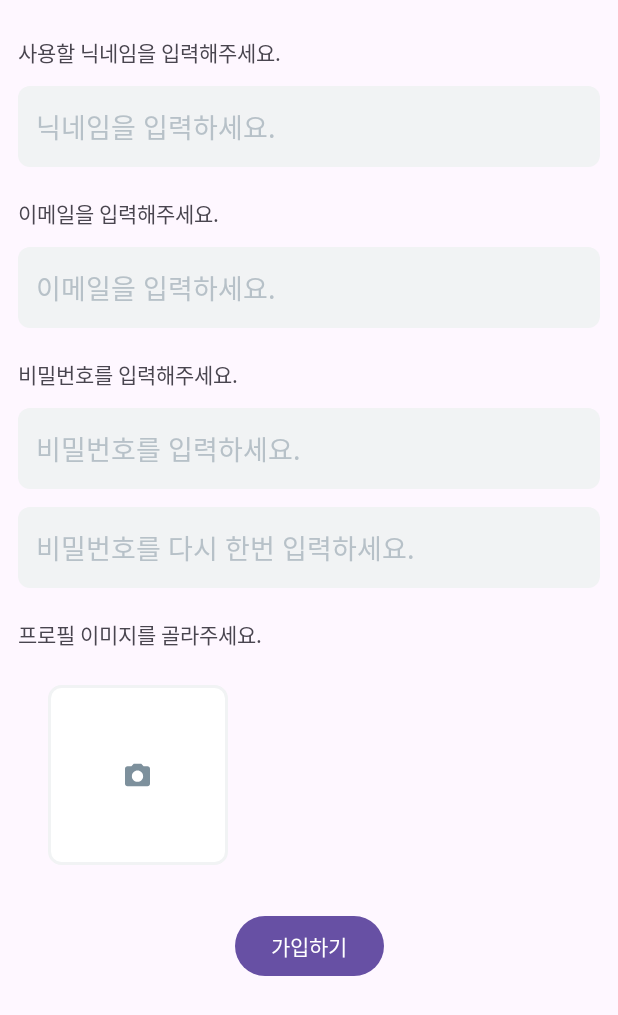
After one commit to new-year-hackathon-team-g/TheTheThe-Android, an Android app: the fragment SignUpFragment shown on its own in the app's theme, on a phone screen of 412 x 824 dp. The commit adds this screen. Shown: the top 1015 px of the screen. Run offline under Robolectric (Android 15) with nearby library versions, the phone set to English and light mode, and no system bars.

Commit message:
러프한 SignUpFragment 구현

```diff
--- /dev/null
+++ b/app/src/main/java/com/soopeach/thethethe_android/signup/SignUpFragment.kt
@@ -0,0 +1,28 @@
+package com.soopeach.thethethe_android.signup
+
+import android.os.Bundle
+import androidx.fragment.app.Fragment
+import android.view.LayoutInflater
+import android.view.View
+import android.view.ViewGroup
+import com.soopeach.thethethe_android.databinding.FragmentSignUpBinding
+
+class SignUpFragment : Fragment() {
+
+    private var _binding: FragmentSignUpBinding? = null
+    private val binding
+        get() = requireNotNull(_binding)
+
+    override fun onCreateView(
+        inflater: LayoutInflater, container: ViewGroup?,
+        savedInstanceState: Bundle?
+    ): View {
+        _binding = FragmentSignUpBinding.inflate(inflater, container, false)
+        return binding.root
+    }
+
+    override fun onViewCreated(view: View, savedInstanceState: Bundle?) {
+        super.onViewCreated(view, savedInstanceState)
+    }
+
+}
--- /dev/null
+++ b/app/src/main/res/drawable/bg_rounded_border_8_grey100.xml
@@ -0,0 +1,11 @@
+<?xml version="1.0" encoding="utf-8"?>
+<selector >
+    <item xmlns:android="http://schemas.android.com/apk/res/android">
+        <shape android:shape="rectangle">
+            <solid android:color="@color/white" />
+            <corners android:radius="8dp" />
+            <stroke android:color="@color/grey100"
+                android:width="2dp"/>
+        </shape>
+    </item>
+</selector>
--- /dev/null
+++ b/app/src/main/res/drawable/camera_icon.xml
@@ -0,0 +1,9 @@
+<vector xmlns:android="http://schemas.android.com/apk/res/android"
+    android:width="18dp"
+    android:height="16dp"
+    android:viewportWidth="18"
+    android:viewportHeight="16">
+    <path
+        android:pathData="M9,12.583C10.042,12.583 10.927,12.219 11.656,11.489C12.386,10.76 12.75,9.874 12.75,8.833C12.75,7.792 12.385,6.906 11.656,6.177C10.926,5.447 10.041,5.083 9,5.083C7.958,5.083 7.073,5.448 6.343,6.177C5.614,6.907 5.249,7.792 5.25,8.833C5.25,9.875 5.615,10.761 6.344,11.49C7.073,12.219 7.959,12.584 9,12.583ZM2.333,15.5C1.875,15.5 1.482,15.337 1.156,15.01C0.829,14.683 0.666,14.291 0.667,13.833V3.833C0.667,3.375 0.83,2.983 1.157,2.656C1.483,2.329 1.875,2.166 2.333,2.167H4.958L6.5,0.5H11.5L13.042,2.167H15.667C16.125,2.167 16.517,2.33 16.844,2.657C17.171,2.983 17.334,3.376 17.333,3.833V13.833C17.333,14.292 17.17,14.684 16.843,15.011C16.517,15.337 16.124,15.501 15.667,15.5H2.333Z"
+        android:fillColor="#7D909C"/>
+</vector>
--- /dev/null
+++ b/app/src/main/res/layout/fragment_sign_up.xml
@@ -0,0 +1,126 @@
+<?xml version="1.0" encoding="utf-8"?>
+<androidx.constraintlayout.widget.ConstraintLayout xmlns:android="http://schemas.android.com/apk/res/android"
+    xmlns:app="http://schemas.android.com/apk/res-auto"
+    xmlns:tools="http://schemas.android.com/tools"
+    android:layout_width="match_parent"
+    android:layout_height="match_parent"
+    android:layout_marginHorizontal="12dp"
+    android:layout_marginTop="12dp"
+    tools:context=".signup.SignUpFragment">
+
+    <TextView
+        android:id="@+id/nickname"
+        android:layout_width="0dp"
+        android:layout_height="wrap_content"
+        android:layout_marginTop="12dp"
+        android:text="사용할 닉네임을 입력해주세요."
+        app:layout_constraintEnd_toEndOf="parent"
+        app:layout_constraintStart_toStartOf="parent"
+        app:layout_constraintTop_toTopOf="parent" />
+
+    <com.soopeach.thethethe_android.custom.InputEditText
+        android:id="@+id/nickname_edit_text"
+        android:layout_width="0dp"
+        android:layout_height="wrap_content"
+        android:layout_marginTop="12dp"
+        app:inputEditTextHint="닉네임을 입력하세요."
+        app:layout_constraintEnd_toEndOf="parent"
+        app:layout_constraintStart_toStartOf="parent"
+        app:layout_constraintTop_toBottomOf="@id/nickname" />
+
+    <TextView
+        android:id="@+id/email"
+        android:layout_width="0dp"
+        android:layout_height="wrap_content"
+        android:layout_marginTop="20dp"
+        android:text="이메일을 입력해주세요."
+        app:layout_constraintEnd_toEndOf="parent"
+        app:layout_constraintStart_toStartOf="parent"
+        app:layout_constraintTop_toBottomOf="@id/nickname_edit_text" />
+
+    <com.soopeach.thethethe_android.custom.InputEditText
+        android:id="@+id/email_edit_text"
+        android:layout_width="0dp"
+        android:layout_height="wrap_content"
+        android:layout_marginTop="12dp"
+        app:inputEditTextHint="이메일을 입력하세요."
+        app:layout_constraintEnd_toEndOf="parent"
+        app:layout_constraintStart_toStartOf="parent"
+        app:layout_constraintTop_toBottomOf="@id/email" />
+
+    <TextView
+        android:id="@+id/password"
+        android:layout_width="0dp"
+        android:layout_height="wrap_content"
+        android:layout_marginTop="20dp"
+        android:text="비밀번호를 입력해주세요."
+        app:layout_constraintEnd_toEndOf="parent"
+        app:layout_constraintStart_toStartOf="parent"
+        app:layout_constraintTop_toBottomOf="@id/email_edit_text" />
+
+    <com.soopeach.thethethe_android.custom.InputEditText
+        android:id="@+id/password_edit_text"
+        android:layout_width="0dp"
+        android:layout_height="wrap_content"
+        android:layout_marginTop="12dp"
+        app:inputEditTextHint="비밀번호를 입력하세요."
+        app:layout_constraintEnd_toEndOf="parent"
+        app:layout_constraintStart_toStartOf="parent"
+        app:layout_constraintTop_toBottomOf="@id/password" />
+
+    <com.soopeach.thethethe_android.custom.InputEditText
+        android:id="@+id/password_check_edit_text"
+        android:layout_width="0dp"
+        android:layout_height="wrap_content"
+        android:layout_marginTop="12dp"
+        app:inputEditTextHint="비밀번호를 다시 한번 입력하세요."
+        app:layout_constraintEnd_toEndOf="parent"
+        app:layout_constraintStart_toStartOf="parent"
+        app:layout_constraintTop_toBottomOf="@id/password_edit_text" />
+
+    <TextView
+        android:id="@+id/profile"
+        android:layout_width="0dp"
+        android:layout_height="wrap_content"
+        android:layout_marginTop="20dp"
+        android:text="프로필 이미지를 골라주세요."
+        app:layout_constraintEnd_toEndOf="parent"
+        app:layout_constraintStart_toStartOf="parent"
+        app:layout_constraintTop_toBottomOf="@id/password_check_edit_text" />
+
+
+    <FrameLayout
+        android:id="@+id/image_container"
+        android:layout_width="wrap_content"
+        android:layout_height="wrap_content"
+        android:layout_marginStart="20dp"
+        android:layout_marginTop="23dp"
+        app:layout_constraintStart_toStartOf="parent"
+        app:layout_constraintTop_toBottomOf="@id/profile">
+
+        <ImageView
+            android:id="@+id/select_images_button"
+            android:layout_width="120dp"
+            android:layout_height="120dp"
+            android:background="@drawable/bg_rounded_border_8_grey100" />
+
+        <ImageView
+            android:id="@+id/camera_icon"
+            android:layout_width="wrap_content"
+            android:layout_height="wrap_content"
+            android:layout_gravity="center"
+            android:src="@drawable/camera_icon" />
+    </FrameLayout>
+
+    <Button
+        android:id="@+id/button"
+        android:layout_width="wrap_content"
+        android:layout_height="wrap_content"
+        android:layout_marginTop="30dp"
+        android:text="가입하기"
+        app:layout_constraintEnd_toEndOf="parent"
+        app:layout_constraintStart_toStartOf="parent"
+        app:layout_constraintTop_toBottomOf="@id/image_container" />
+
+
+</androidx.constraintlayout.widget.ConstraintLayout>
--- a/app/src/main/res/values/colors.xml
+++ b/app/src/main/res/values/colors.xml
@@ -3,5 +3,6 @@
     <color name="black">#FF000000</color>
     <color name="white">#FFFFFFFF</color>
 
+    <color name="grey100">#F1F3F4</color>
     <color name="grey300">#B7C1C8</color>
 </resources>
```
